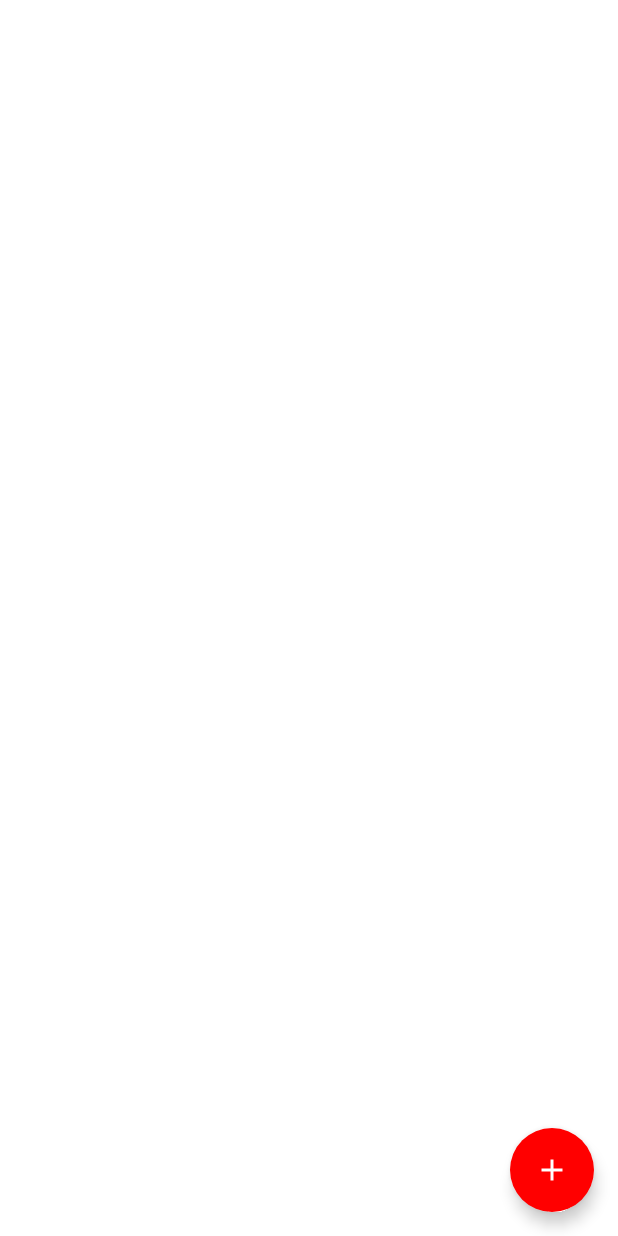
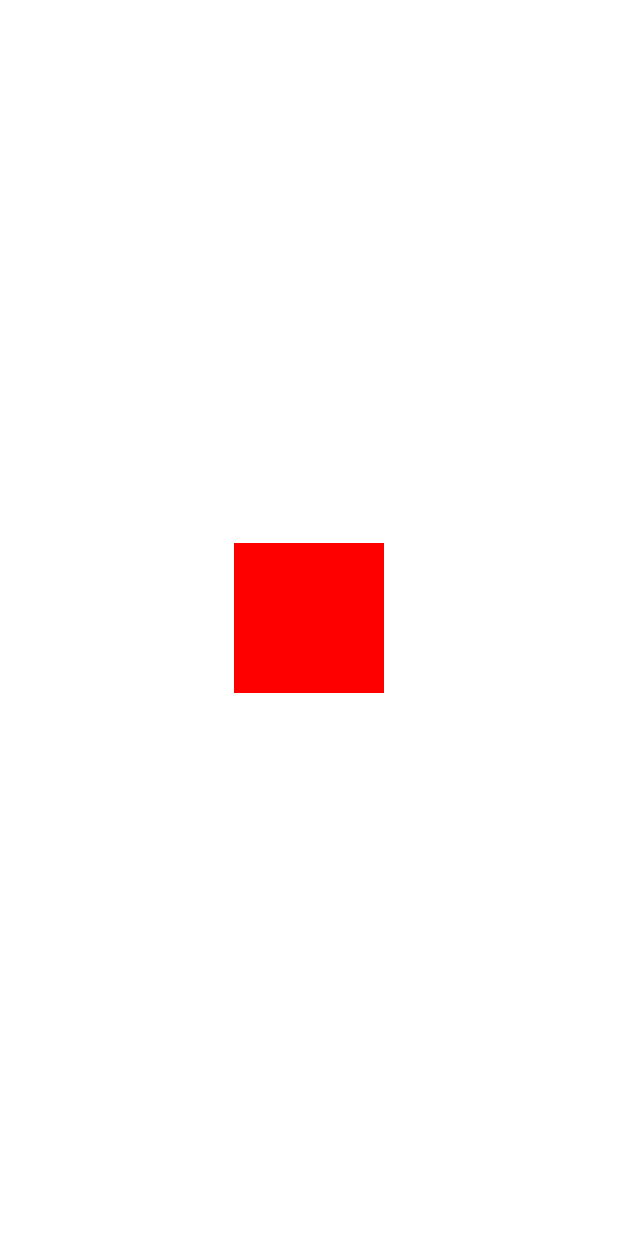
Before and after one commit to akcaHalit/JetpackCompose-State-Widgets-MaterialDesign-UserInteraction, an Android app built with Jetpack Compose: the screen it shows after launch (MainActivity), on a phone screen of 412 x 824 dp. Run offline under Robolectric (Android 15) with nearby library versions, the phone set to English and light mode, and no system bars.

```diff
--- a/app/src/main/java/com/halitakca/jetpackcomposetomvmm/MainActivity.kt
+++ b/app/src/main/java/com/halitakca/jetpackcomposetomvmm/MainActivity.kt
@@ -5,16 +5,20 @@ import android.os.Bundle
 import android.util.Log
 import androidx.activity.ComponentActivity
 import androidx.activity.compose.setContent
-import androidx.compose.foundation.layout.Arrangement
-import androidx.compose.foundation.layout.Column
-import androidx.compose.foundation.layout.fillMaxSize
+import androidx.compose.foundation.background
+import androidx.compose.foundation.clickable
+import androidx.compose.foundation.gestures.detectDragGestures
+import androidx.compose.foundation.gestures.detectTapGestures
+import androidx.compose.foundation.layout.*
 import androidx.compose.material.*
 import androidx.compose.runtime.*
 import androidx.compose.ui.Alignment
 import androidx.compose.ui.Modifier
 import androidx.compose.ui.graphics.Color
+import androidx.compose.ui.input.pointer.pointerInput
 import androidx.compose.ui.res.painterResource
 import androidx.compose.ui.tooling.preview.Preview
+import androidx.compose.ui.unit.dp
 import androidx.compose.ui.unit.sp
 import androidx.navigation.NavController
 import androidx.navigation.NavType
@@ -93,9 +97,28 @@ fun AnaSayfa(navController: NavController){
 @Composable
 fun Anasayfa2(){
 
+    Column(modifier = Modifier.fillMaxSize(), verticalArrangement = Arrangement.SpaceEvenly, horizontalAlignment = Alignment.CenterHorizontally) {
+        Box(modifier = Modifier.size(100.dp).background(Color.Red)
+            .pointerInput(Unit){ detectTapGestures(
+                onTap = {
+                    Log.e("Box","Tıklandı")
+                },
+                onDoubleTap = {
+                    Log.e("Box","Çift Tıklandı")
+                },
+                onLongPress = {
+                    Log.e("Box","Uzun Tıklandı")
+                }
+            )
+            })
+            /*.clickable {
+                Log.e("Box","Box clickable")
+            })
+             */
+    }
+    /*
     Scaffold(
         content = {
-
         },
         floatingActionButton = {
             FloatingActionButton(onClick = {
@@ -106,11 +129,8 @@ fun Anasayfa2(){
                     Icon(painter = painterResource(id = R.drawable.ekle_resim),
                         contentDescription ="Açıklama",
                         tint = Color.White )
-                }
-            )
-        }
-    )
-
+                })})
+     */
     /*
     var tf = remember { mutableStateOf("") }
     var veri = remember { mutableStateOf("") }
```
